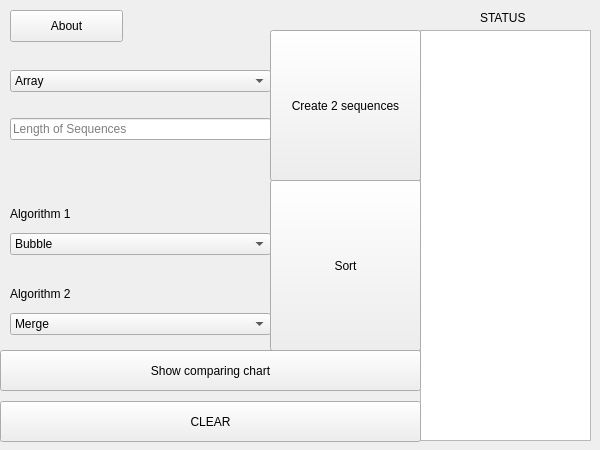
Above: LW1/mainwindow.ui from B18-504/Homeworks-S3- before the change. Below: the same form after it.
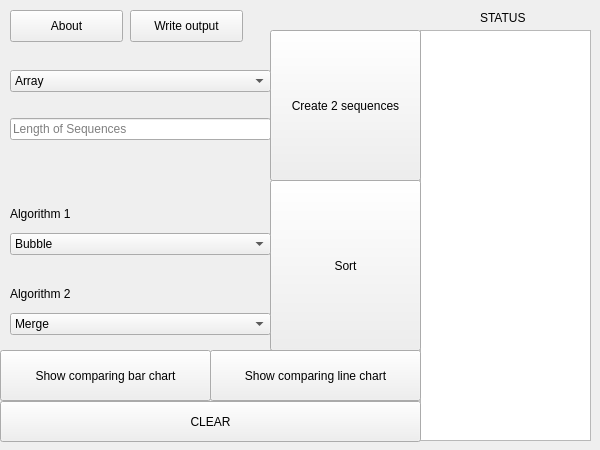
That is the form after the change.

Commit message: Update: added output support & line chart

```diff
--- a/LW1/mainwindow.ui
+++ b/LW1/mainwindow.ui
@@ -75,12 +75,12 @@
      <rect>
       <x>0</x>
       <y>350</y>
-      <width>421</width>
-      <height>41</height>
+      <width>211</width>
+      <height>51</height>
      </rect>
     </property>
     <property name="text">
-     <string>Show comparing chart</string>
+     <string>Show comparing bar chart</string>
     </property>
    </widget>
    <widget class="QPushButton" name="pushButton_4">
@@ -218,6 +218,32 @@
      <string>About</string>
     </property>
    </widget>
+   <widget class="QPushButton" name="pushButton_6">
+    <property name="geometry">
+     <rect>
+      <x>130</x>
+      <y>10</y>
+      <width>113</width>
+      <height>32</height>
+     </rect>
+    </property>
+    <property name="text">
+     <string>Write output</string>
+    </property>
+   </widget>
+   <widget class="QPushButton" name="pushButton_7">
+    <property name="geometry">
+     <rect>
+      <x>210</x>
+      <y>350</y>
+      <width>211</width>
+      <height>51</height>
+     </rect>
+    </property>
+    <property name="text">
+     <string>Show comparing line chart</string>
+    </property>
+   </widget>
   </widget>
  </widget>
  <resources/>
```
The commit also changes 11 other files.
